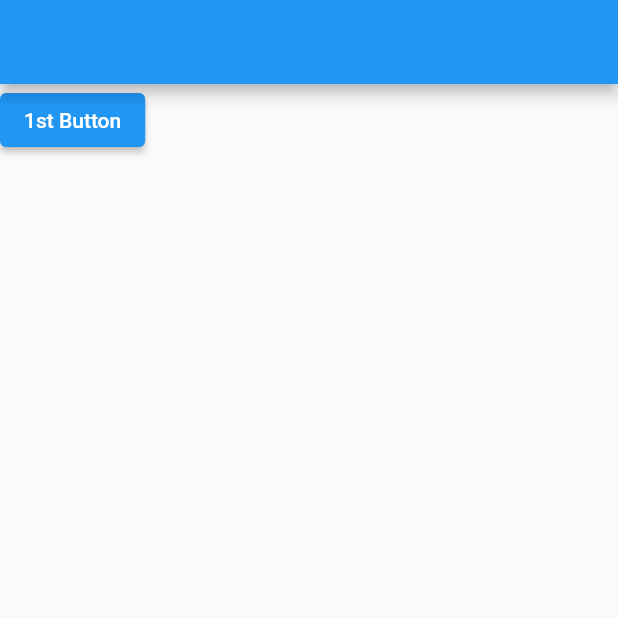
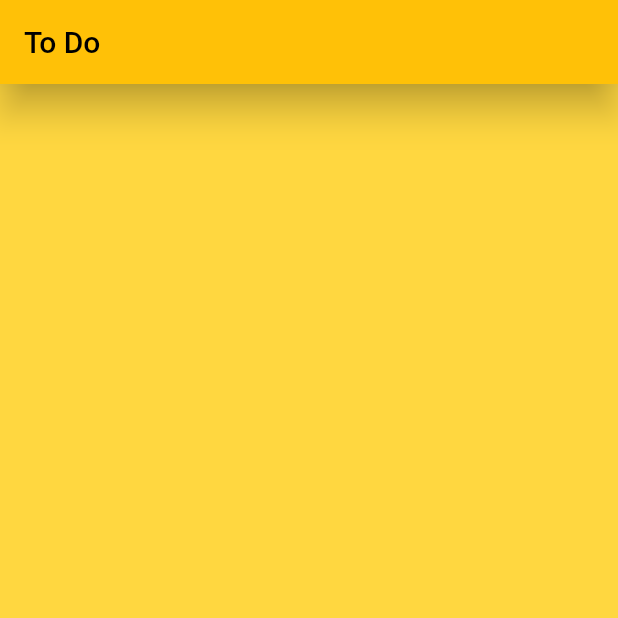
Before and after one commit to al-fahad-bd/To-Do-App, a Flutter app: the screen it shows after launch, on a phone screen of 412 x 824 dp, the top half of it. Run offline on Flutter 3.47's test engine with Material 2 defaults, Android fonts, the phone set to English and light mode, and no system bars.

Commit message:
home page created

```diff
--- a/lib/homeScreen.dart
+++ b/lib/homeScreen.dart
@@ -11,10 +11,14 @@ class _HomeScreenState extends State<HomeScreen> {
   @override
   Widget build(BuildContext context) {
     return Scaffold(
-      appBar: AppBar(),
-      body: Column(
+      backgroundColor: Colors.amberAccent,
+      appBar: AppBar(
+        title: Text('To Do'),
+        elevation: 10,
+      ),
+      body: ListView(
         children: [
-          ElevatedButton(onPressed: () {}, child: const Text("1st Button"))
+          // ToDoList();
         ],
       ),
     );
--- a/lib/main.dart
+++ b/lib/main.dart
@@ -12,9 +12,10 @@ class MyApp extends StatelessWidget {
   // This widget is the root of your application.
   @override
   Widget build(BuildContext context) {
-    return const MaterialApp(
+    return MaterialApp(
       debugShowCheckedModeBanner: false,
       home: HomeScreen(),
+      theme: ThemeData(primarySwatch: Colors.amber),
     );
   }
 }
```
